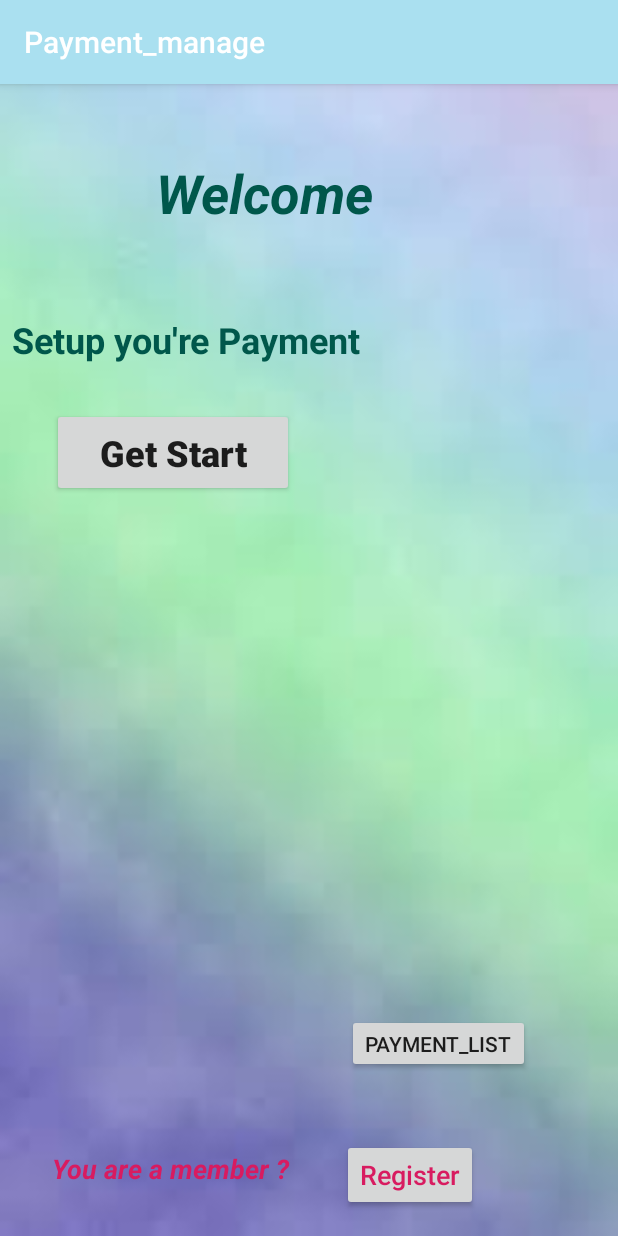
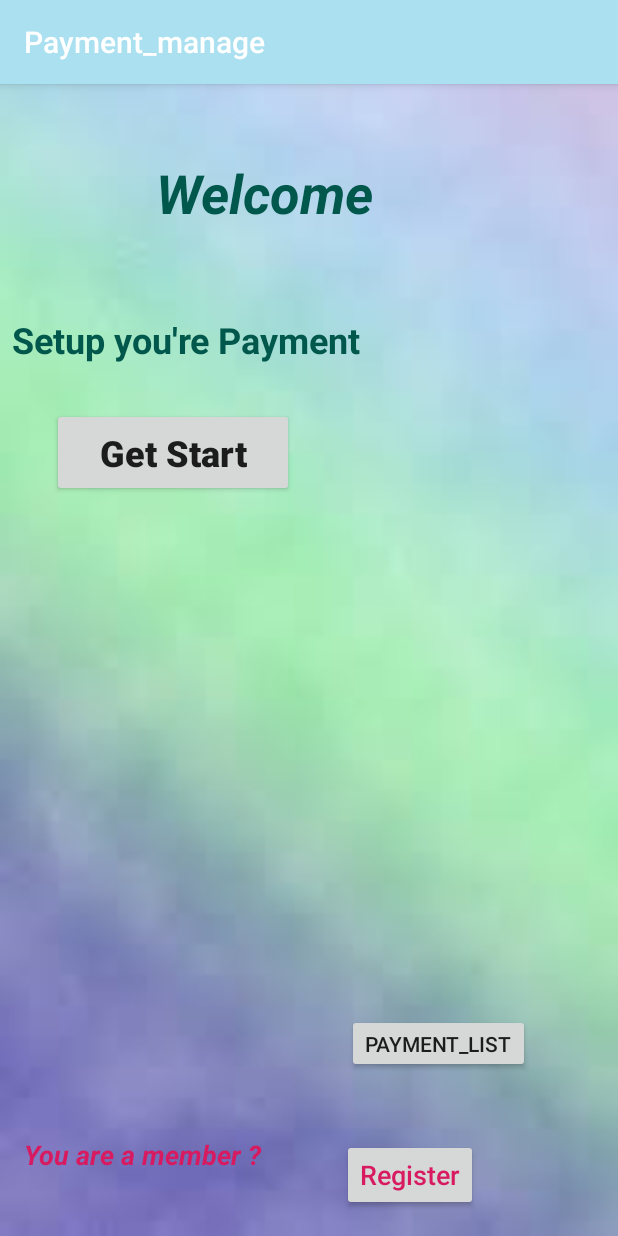
Before and after one commit to Dhananjaya98/PC-Store, an Android app: the screen it shows after launch (main_payment), on a phone screen of 412 x 824 dp. Run offline under Robolectric (Android 15) with nearby library versions, the phone set to English and light mode, and no system bars.

Commit message:
Changed details 4

```diff
--- a/app/src/main/res/layout/activity_main_payment.xml
+++ b/app/src/main/res/layout/activity_main_payment.xml
@@ -66,10 +66,8 @@
         android:layout_width="160dp"
         android:layout_height="49dp"
         android:layout_marginStart="8dp"
-        android:layout_marginLeft="8dp"
         android:layout_marginTop="8dp"
         android:layout_marginEnd="8dp"
-        android:layout_marginRight="8dp"
         android:layout_marginBottom="8dp"
         android:text="@string/you"
         android:textColor="@color/colorAccent"
@@ -77,10 +75,10 @@
         android:textStyle="bold|italic"
         app:layout_constraintBottom_toBottomOf="parent"
         app:layout_constraintEnd_toEndOf="parent"
-        app:layout_constraintHorizontal_bias="0.114"
+        app:layout_constraintHorizontal_bias="0.034"
         app:layout_constraintStart_toStartOf="parent"
         app:layout_constraintTop_toTopOf="parent"
-        app:layout_constraintVertical_bias="1.0" />
+        app:layout_constraintVertical_bias="0.987" />
 
     <Button
         android:id="@+id/button2"
```
